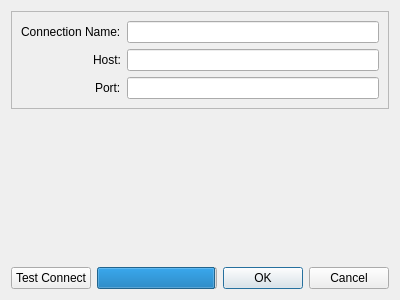
This is ui/ui_edit_conn_dlg.ui in dexter9000/GenieReed as Qt 5 draws it before an edit. The edited form follows.
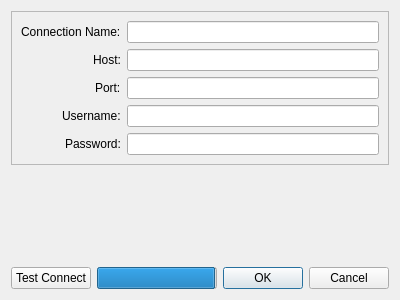
This is the edited form.

The edit to the form file:
```diff
--- a/ui/ui_edit_conn_dlg.ui
+++ b/ui/ui_edit_conn_dlg.ui
@@ -61,6 +61,30 @@
         <item row="2" column="1">
          <widget class="QLineEdit" name="txt_port"/>
         </item>
+        <item row="3" column="0">
+         <widget class="QLabel" name="label_4">
+          <property name="text">
+           <string>Username:</string>
+          </property>
+         </widget>
+        </item>
+        <item row="3" column="1">
+         <widget class="QLineEdit" name="txt_username"/>
+        </item>
+        <item row="4" column="0">
+         <widget class="QLabel" name="label_5">
+          <property name="text">
+           <string>Password:</string>
+          </property>
+         </widget>
+        </item>
+        <item row="4" column="1">
+         <widget class="QLineEdit" name="txt_password">
+          <property name="inputMask">
+           <string notr="true"/>
+          </property>
+         </widget>
+        </item>
        </layout>
       </widget>
      </item>
```
